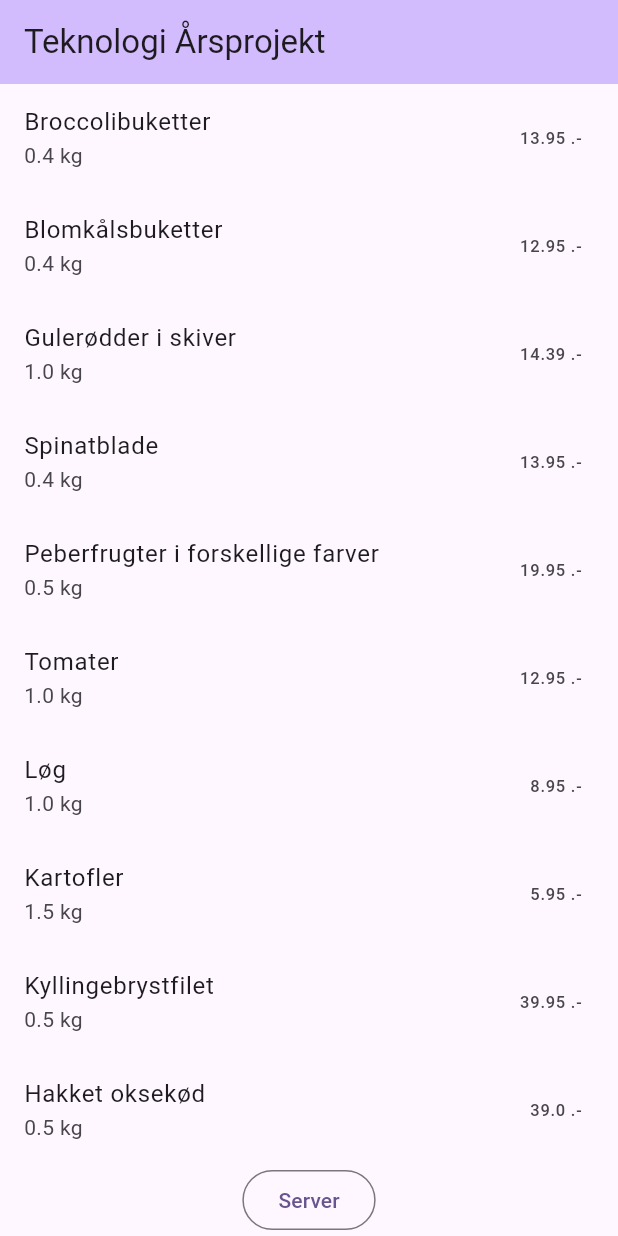
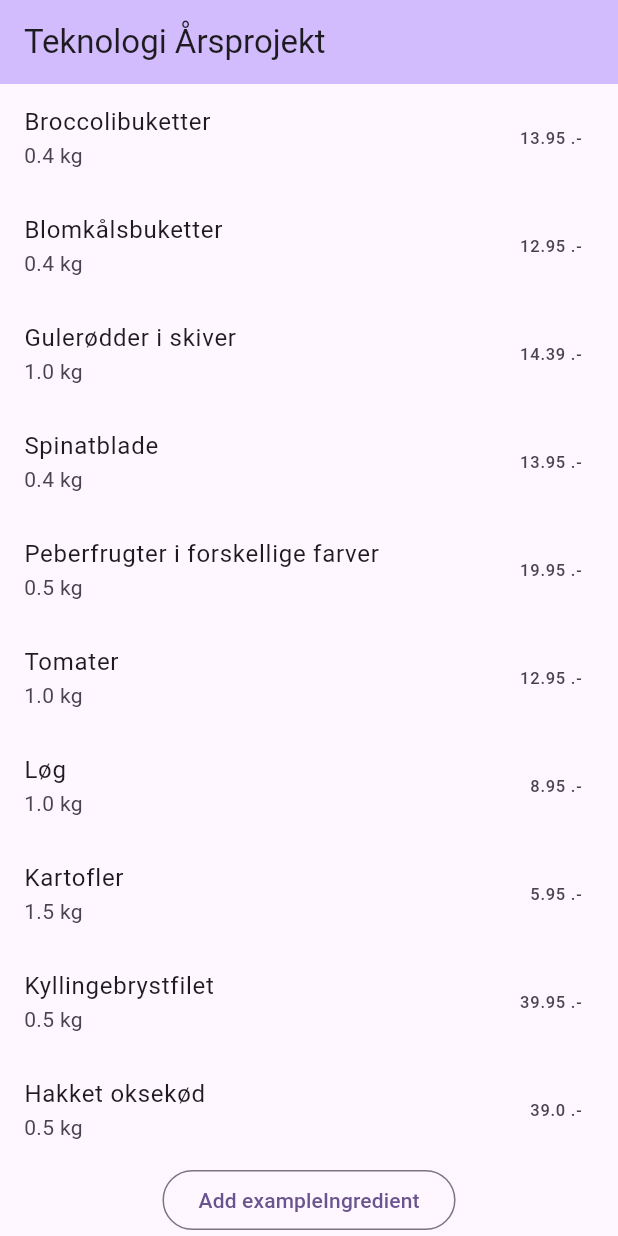
Before and after one commit to toke-dk/mad_app_eksamensprojekt, a Flutter app: the screen it shows after launch, on a phone screen of 412 x 824 dp. Run offline on Flutter 3.47's test engine with Material 3 defaults, Android fonts, the phone set to English and light mode, and no system bars; missing offline and left inert: dart_openai.

Commit message:
added provider to recipes

```diff
--- a/lib/main.dart
+++ b/lib/main.dart
@@ -5,6 +5,7 @@ import 'package:flutter/material.dart';
 import 'package:mad_app_eksamensprojekt/models/recipe.dart';
 import 'package:mad_app_eksamensprojekt/shared/all_ingredients.dart';
 import 'package:mad_app_eksamensprojekt/shared/recipe_examples.dart';
+import 'package:provider/provider.dart';
 
 import 'env/env.dart';
 import 'models/ingredient.dart';
@@ -25,7 +26,9 @@ class MyApp extends StatelessWidget {
         colorScheme: ColorScheme.fromSeed(seedColor: Colors.deepPurple),
         useMaterial3: true,
       ),
-      home: MyHomePage(title: 'Teknologi Årsprojekt'),
+      home: ChangeNotifierProvider(
+          create: (context) => RecipesProvider(),
+          child: const MyHomePage(title: 'Teknologi Årsprojekt')),
     );
   }
 }
@@ -40,13 +43,14 @@ class MyHomePage extends StatefulWidget {
 }
 
 class _MyHomePageState extends State<MyHomePage> {
-  final List<Ingredient> ingredients = Recipe.fromMap(recipeExamples.first).ingredientsToBuy;
+  List<Ingredient> get ingredients =>
+      Provider.of<RecipesProvider>(context).getRecipes.first.ingredientsToBuy;
 
   OpenAIChatCompletionModel? content;
 
   @override
   Widget build(BuildContext context) {
-    print(Recipe.fromMap(recipeExamples.first).ingredientsForRecipe);
+    print(Provider.of<RecipesProvider>(context).getRecipes.map((e) => e.name));
     return Scaffold(
       appBar: AppBar(
         title: Text(widget.title),
@@ -56,14 +60,17 @@ class _MyHomePageState extends State<MyHomePage> {
         child: Column(
           children: [
             content == null
-                ? SizedBox.shrink()
-                : Text(jsonDecode(content!.choices.first.message.content!.first.text!).toString()),
+                ? const SizedBox.shrink()
+                : Text(jsonDecode(
+                        content!.choices.first.message.content!.first.text!)
+                    .toString()),
             ListView.builder(
-              physics: NeverScrollableScrollPhysics(),
+                physics: const NeverScrollableScrollPhysics(),
                 shrinkWrap: true,
                 itemCount: ingredients.length,
                 itemBuilder: (context, index) {
-                  final Ingredient currentIngredient = kSampleIngredients[index];
+                  final Ingredient currentIngredient =
+                      kSampleIngredients[index];
                   return ListTile(
                     title: Text(currentIngredient.name),
                     trailing: Text("${currentIngredient.price} .-"),
@@ -72,13 +79,17 @@ class _MyHomePageState extends State<MyHomePage> {
                   );
                 }),
             OutlinedButton(
+                onPressed: () {
+                  Provider.of<RecipesProvider>(context, listen: false).addRecipe = Recipe.fromMap(recipeExamples.first);
+                }, child: Text("Add exampleIngredient")),
+            OutlinedButton(
                 onPressed: () async {
                   final response = await _apiExample();
                   setState(() {
                     content = response;
                   });
                 },
-                child: Text("Server"))
+                child: const Text("Server"))
           ],
         ),
       ),
--- a/lib/shared/recipe_examples.dart
+++ b/lib/shared/recipe_examples.dart
@@ -1,3 +1,18 @@
+import 'package:flutter/material.dart';
+import 'package:provider/provider.dart';
+
+import '../models/recipe.dart';
+
+class RecipesProvider extends ChangeNotifier {
+  final List<Recipe> _recipes = recipeExamples.map((e) => Recipe.fromMap(e)).toList();
+
+  List<Recipe> get getRecipes => _recipes;
+
+  set addRecipe(Recipe recipe) {
+    _recipes.add(recipe);
+    notifyListeners();
+  }
+}
 
 final List<Map<String, dynamic>> recipeExamples = [{
   "name": "Chicken and Vegetable Stir-Fry",
--- a/pubspec.yaml
+++ b/pubspec.yaml
@@ -37,6 +37,7 @@ dependencies:
   cupertino_icons: ^1.0.6
   envied: ^0.5.4+1
   dart_openai: ^5.1.0
+  provider: ^6.1.2
 
 dev_dependencies:
   flutter_test:
```
Also changed, not shown: pubspec.lock.
